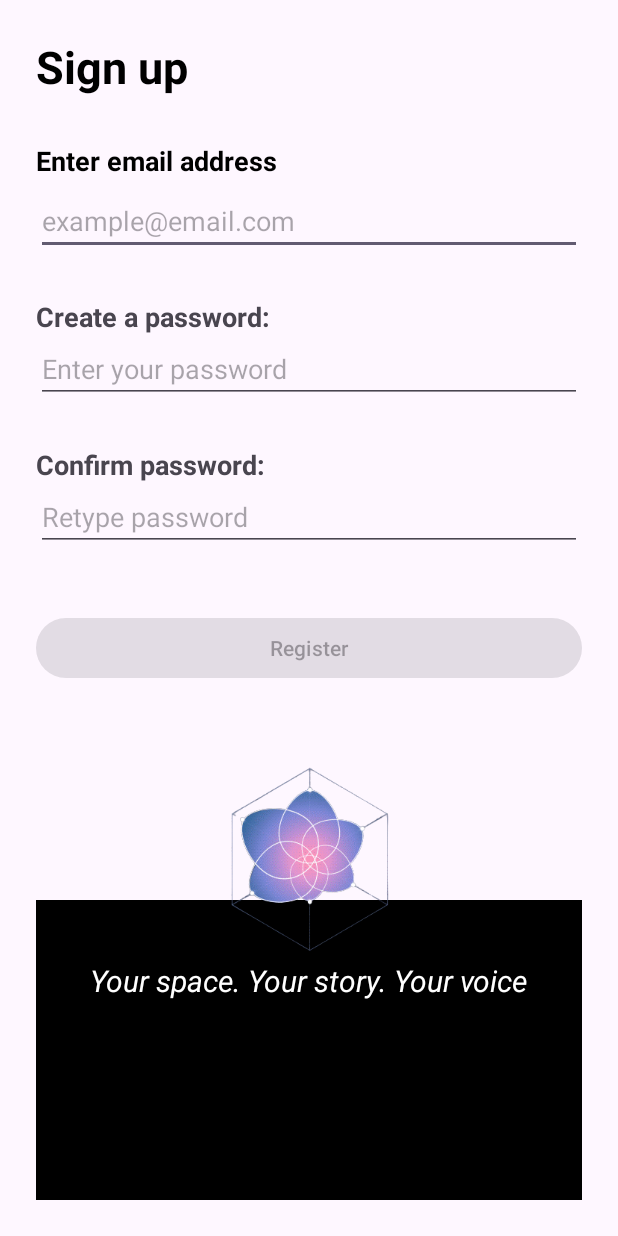
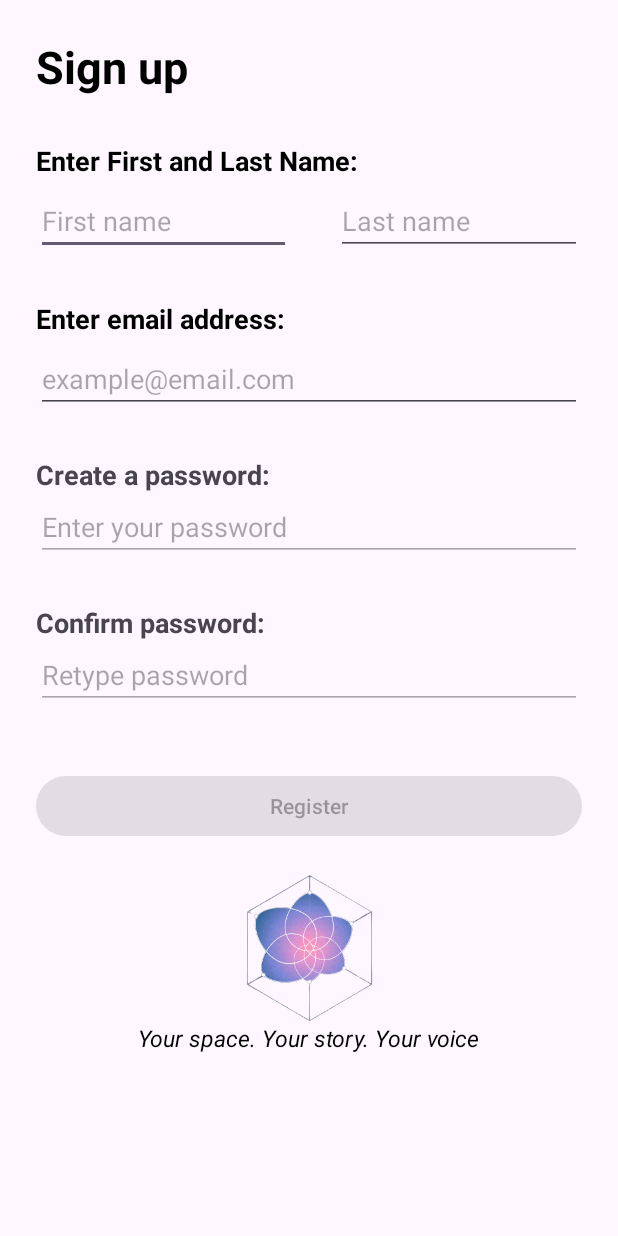
Before and after one commit to OmniaOsama03/HerVoice-Women-Safety-App, an Android app: the RegisterActivity screen opened directly, with no data from a screen before it, on a phone screen of 412 x 824 dp. Run offline under Robolectric (Android 15) with nearby library versions, the phone set to English and light mode, and no system bars.

Commit message:
Edited the RegisterActivity with w added F&L name

```diff
--- a/app/src/main/java/omnia/adu/ac/ae/hervoice/RegisterActivity.java
+++ b/app/src/main/java/omnia/adu/ac/ae/hervoice/RegisterActivity.java
@@ -19,9 +19,12 @@ import androidx.core.view.WindowInsetsCompat;
 public class RegisterActivity extends AppCompatActivity {
 
     TextView registerEmailValidation, registerPasswordValidation, confirmPasswordValidation;
-    EditText registerEmailET, registerPasswordET, confirmPasswordET;
+    EditText registerFirstNameET, registerLastNameET, registerEmailET, registerPasswordET, confirmPasswordET;
     Button registerButton;
 
+    String email;
+    String password;
+    String confirmPassword;
     boolean isEmailValid = false;
     boolean isPasswordValid = false;
 
@@ -34,29 +37,33 @@ public class RegisterActivity extends AppCompatActivity {
         registerEmailValidation = findViewById(R.id.registerEmailValidation);
         registerPasswordValidation = findViewById(R.id.registerPasswordValidation);
         confirmPasswordValidation = findViewById(R.id.confirmPasswordValidation);
+
+        registerFirstNameET = findViewById(R.id.registerFisrtNameET);
+        registerLastNameET = findViewById(R.id.registerLastNameET);
         registerEmailET = findViewById(R.id.registerEmailET);
         registerPasswordET = findViewById(R.id.registerPasswordET);
         confirmPasswordET = findViewById(R.id.confirmPasswordET);
         registerButton = findViewById(R.id.registerButton);
 
         //Text watchers
-        registerEmailET.addTextChangedListener(new RegisterActivity.EmailWatcher());
-        registerPasswordET.addTextChangedListener(new RegisterActivity.PasswordWatcher());
+        registerEmailET.addTextChangedListener(new EmailWatcher());
+        registerPasswordET.addTextChangedListener(new PasswordWatcher());
+        confirmPasswordET.addTextChangedListener(new PasswordMatchWatcher());
 
 
         registerButton.setOnClickListener(new View.OnClickListener() {
             @Override
             public void onClick(View v) {
 
-                String email = registerEmailET.getText().toString().trim();
-                String password = registerPasswordET.getText().toString().trim();
+                //String password = registerPasswordET.getText().toString().trim();
+                //String confirmPassword = confirmPasswordET.getText().toString().trim();
 
                 //Ensuring neither email nor password have '
-                if (email.contains("'") || password.contains("'"))
-                {
-                    Toast.makeText(RegisterActivity.this, "Invalid character: ' not allowed", Toast.LENGTH_SHORT).show();
-                    return;
-                }
+//                if (email.contains("'") || password.contains("'"))
+//                {
+//                    Toast.makeText(RegisterActivity.this, "Invalid character: ' not allowed", Toast.LENGTH_SHORT).show();
+//                    return;
+//                }
 
                 DatabaseManager db = DatabaseManager.getInstance(RegisterActivity.this);
                 boolean success = db.registerUser(email, password);
@@ -70,11 +77,12 @@ public class RegisterActivity extends AppCompatActivity {
 
                     finish();
 
-                } else
-                {
-                    registerPasswordValidation.setText("Incorrect email or password :(");
-                    registerPasswordValidation.setTextColor(getResources().getColor(R.color.deep_red));
                 }
+//                else
+//                {
+//                    registerPasswordValidation.setText("Incorrect email or password :(");
+//                    registerPasswordValidation.setTextColor(getResources().getColor(R.color.deep_red));
+//                }
             }
         });
 
@@ -92,20 +100,23 @@ public class RegisterActivity extends AppCompatActivity {
         @Override
         public void afterTextChanged(Editable s)
         {
-            String email = s.toString().trim();
+            email = registerEmailET.getText().toString().trim();
 
             if (!email.contains("@") || email.contains("'"))
             {
                 registerEmailValidation.setText("Invalid email.");
+                registerPasswordET.setEnabled(false);
                 isEmailValid = false;
             } else {
                 registerEmailValidation.setText("");
+                registerPasswordET.setEnabled(true);
                 isEmailValid = true;
             }
 
-            registerButton.setEnabled(isEmailValid && isPasswordValid);
+            //registerButton.setEnabled(isEmailValid && isPasswordValid);
         }
     }
+
 
     // Password validation watcher
     private class PasswordWatcher implements TextWatcher {
@@ -115,20 +126,55 @@ public class RegisterActivity extends AppCompatActivity {
         @Override
         public void afterTextChanged(Editable s)
         {
-            String password = s.toString();
+            password = registerPasswordET.getText().toString().trim();
 
             if (!isPasswordValid(password))
             {
                 registerPasswordValidation.setText("Invalid password.");
+                registerPasswordValidation.setTextColor(getResources().getColor(R.color.deep_red));
+                confirmPasswordET.setEnabled(false);
                 isPasswordValid = false;
             } else {
                 registerPasswordValidation.setText("");
+                confirmPasswordET.setEnabled(true);
                 isPasswordValid = true;
             }
 
-            registerButton.setEnabled(isEmailValid && isPasswordValid);
+            //registerButton.setEnabled(isEmailValid && isPasswordValid);
         }
     }
+
+
+    //password validation confirm watcher
+    class PasswordMatchWatcher implements TextWatcher {
+
+        @Override
+        public void beforeTextChanged(CharSequence s, int start, int count, int after) {
+
+        }
+
+        @Override
+        public void onTextChanged(CharSequence s, int start, int before, int count) {
+
+        }
+
+        @Override
+        public void afterTextChanged(Editable s) {
+            String localPass1 = registerPasswordET.getText().toString();
+            confirmPassword = confirmPasswordET.getText().toString().trim();
+
+            if (localPass1.equals(confirmPassword)) {
+                registerButton.setEnabled(true);
+                confirmPasswordValidation.setText("");
+            } else {
+                confirmPasswordValidation.setText("PASSWORDS MUST MATCH");
+                confirmPasswordValidation.setTextColor(getResources().getColor(R.color.deep_red));
+                registerButton.setEnabled(false);
+            }
+        }
+    }
+
+
 
     //Password rules
     private boolean isPasswordValid(String password) {
--- a/app/src/main/res/layout/activity_register.xml
+++ b/app/src/main/res/layout/activity_register.xml
@@ -19,16 +19,51 @@
         android:textStyle="bold"/>
 
 
+    <!--    First Name & Last Name Label-->
+    <TextView
+        android:id="@+id/registerFullNameTV"
+        android:layout_width="match_parent"
+        android:layout_height="wrap_content"
+        android:text="Enter First and Last Name:"
+        android:textColor="@color/black"
+        android:textSize="18dp"
+        android:textStyle="bold"
+        android:layout_below="@+id/signupTV"
+        android:layout_marginTop="30dp"/>
+
+
+    <!-- First name Input -->
+    <EditText
+        android:id="@+id/registerFisrtNameET"
+        android:layout_width="170dp"
+        android:layout_height="wrap_content"
+        android:layout_below="@id/registerFullNameTV"
+        android:hint="First name"
+        android:layout_marginTop="5dp"/>
+
+
+    <!-- Last name Input -->
+    <EditText
+        android:id="@+id/registerLastNameET"
+        android:layout_width="170dp"
+        android:layout_height="wrap_content"
+        android:layout_below="@id/registerFullNameTV"
+        android:layout_toRightOf="@id/registerFisrtNameET"
+        android:layout_marginLeft="30dp"
+        android:hint="Last name"
+        android:layout_marginTop="5dp"/>
+
+
 <!--    Email Label-->
     <TextView
         android:id="@+id/registerEmailTV"
         android:layout_width="match_parent"
         android:layout_height="wrap_content"
-        android:text="Enter email address"
+        android:text="Enter email address:"
         android:textColor="@color/black"
         android:textSize="18dp"
         android:textStyle="bold"
-        android:layout_below="@+id/signupTV"
+        android:layout_below="@+id/registerFisrtNameET"
         android:layout_marginTop="30dp"/>
 
 
@@ -65,14 +100,15 @@
         android:textStyle="bold" />
 
 
-    <!-- Password Input -->
+    <!-- Password Input (enabled false)-->
     <EditText
         android:id="@+id/registerPasswordET"
         android:layout_width="match_parent"
         android:layout_height="wrap_content"
         android:layout_below="@id/registerPasswordTV"
         android:inputType="textPassword"
-        android:hint="Enter your password" />
+        android:hint="Enter your password"
+        android:enabled="false"/>
 
 
     <!-- Password Validation -->
@@ -97,14 +133,15 @@
         android:textStyle="bold" />
 
 
-    <!-- Confirm Password Input -->
+    <!-- Confirm Password Input (enabled false)-->
     <EditText
         android:id="@+id/confirmPasswordET"
         android:layout_width="match_parent"
         android:layout_height="wrap_content"
         android:layout_below="@id/confirmPasswordTV"
         android:inputType="textPassword"
-        android:hint="Retype password" />
+        android:hint="Retype password"
+        android:enabled="false"/>
 
 
     <!-- Confirm Password Validation -->
@@ -128,25 +165,23 @@
         android:enabled="false" />
 
 
-
-
 <!--    TV for picture-->
-    <TextView
-        android:layout_width="match_parent"
-        android:layout_height="200dp"
-        android:layout_alignParentBottom="true"
-        android:background="@color/black"/>
+<!--    <TextView-->
+<!--        android:layout_width="match_parent"-->
+<!--        android:layout_height="150dp"-->
+<!--        android:layout_alignParentBottom="true"-->
+<!--        android:background="@color/black"/>-->
 
 
 <!--    Picture-->
     <ImageView
         android:id="@+id/logo"
-        android:layout_width="125dp"
-        android:layout_height="125dp"
+        android:layout_width="100dp"
+        android:layout_height="100dp"
         android:src="@drawable/logo"
-        android:layout_below="@id/confirmPasswordValidation"
+        android:layout_below="@id/registerButton"
         android:layout_centerHorizontal="true"
-        android:layout_marginTop="125dp"/>
+        android:layout_marginTop="20dp"/>
 
 
 <!--    Motto-->
@@ -155,10 +190,9 @@
         android:layout_width="wrap_content"
         android:layout_height="wrap_content"
         android:layout_below="@id/logo"
-        android:layout_marginTop="5dp"
         android:text="Your space. Your story. Your voice"
-        android:textSize="20dp"
-        android:textColor="@color/white"
+        android:textSize="15dp"
+        android:textColor="@color/black"
         android:textStyle="italic"
         android:layout_centerHorizontal="true"/>
 
```
